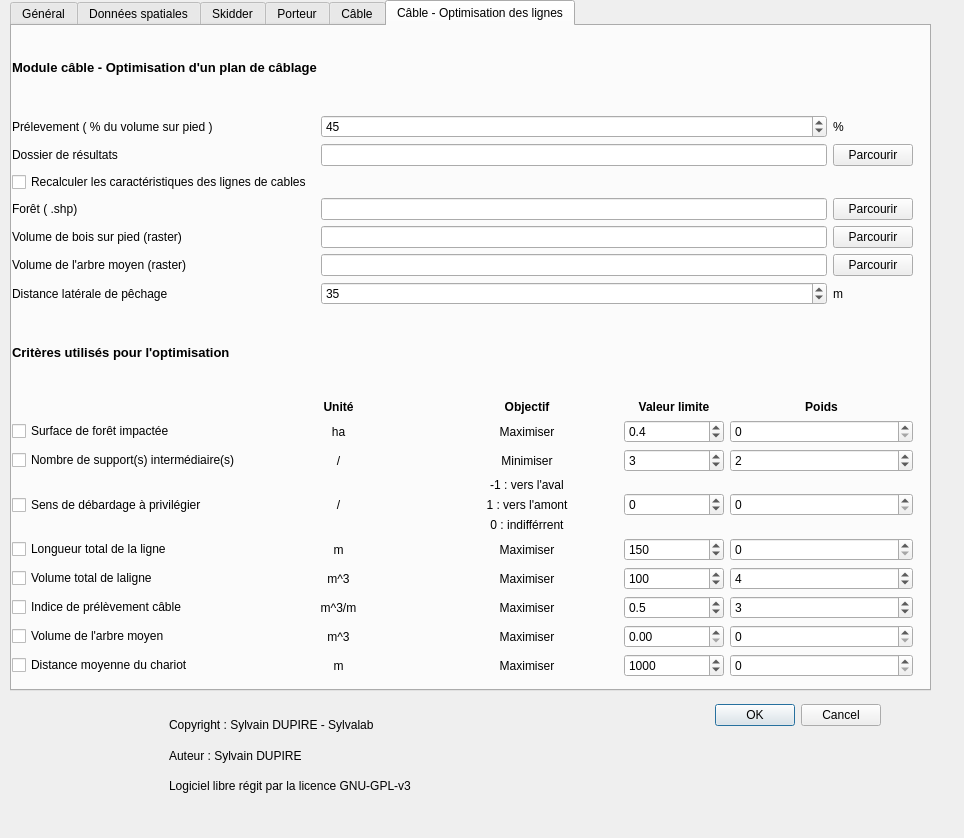
Qt form sylvaccess_plugin/sylvaccess_plugin_dialog_base.ui (Tijjat/Sylvaccess_qgis_plugin) before a commit.
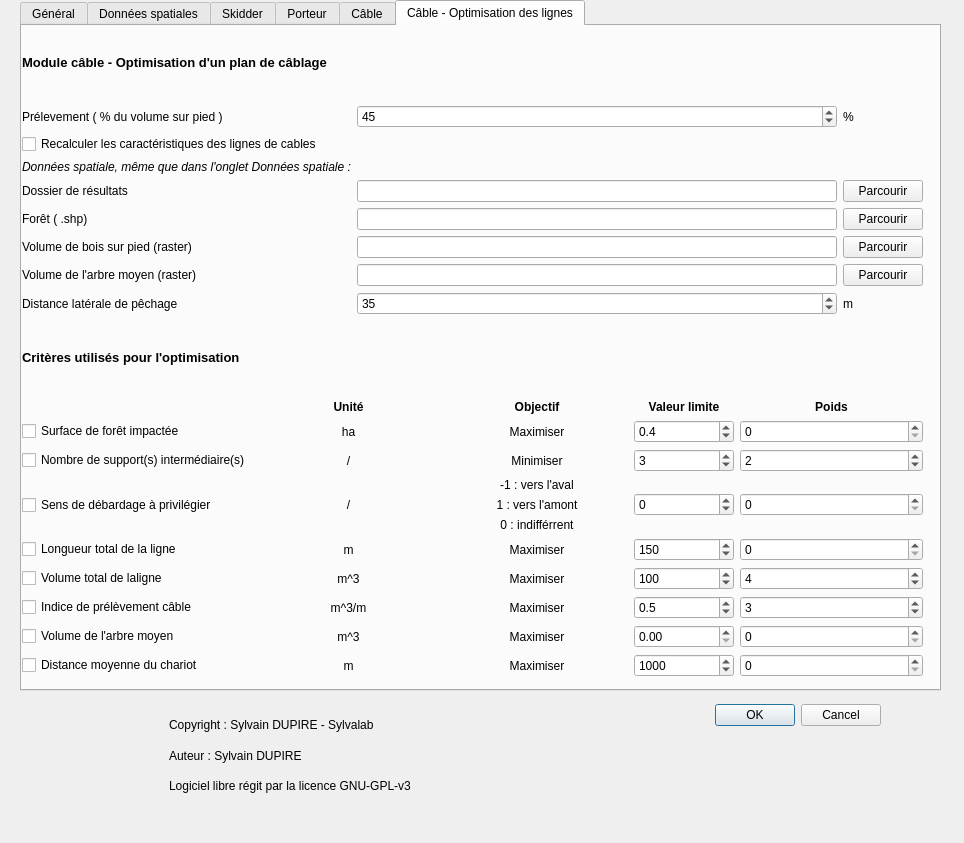
The same form after that commit. The open tabs and pages were chosen to show the change. Icons and pictures are not drawn.

Commit message:
modification de la récupération des fichiers
les fichiers de l'onglet optimisation sont les même que certain de l'onglet données spatiale, maintenant ils sont lié

The edit to the form file:
```diff
--- a/sylvaccess_plugin/sylvaccess_plugin_dialog_base.ui
+++ b/sylvaccess_plugin/sylvaccess_plugin_dialog_base.ui
@@ -7,9 +7,15 @@
     <x>0</x>
     <y>0</y>
     <width>964</width>
-    <height>838</height>
+    <height>843</height>
    </rect>
   </property>
+  <property name="minimumSize">
+   <size>
+    <width>964</width>
+    <height>843</height>
+   </size>
+  </property>
   <property name="windowTitle">
    <string>Sylvaccess plugin</string>
   </property>
@@ -35,7 +41,7 @@
    </property>
    <property name="geometry">
     <rect>
-     <x>10</x>
+     <x>20</x>
      <y>0</y>
      <width>921</width>
      <height>691</height>
@@ -3561,82 +3567,36 @@
       </item>
       <item>
        <layout class="QGridLayout" name="gridLayout_2">
-        <item row="7" column="2">
-         <widget class="QLabel" name="label_131">
+        <item row="6" column="2">
+         <widget class="QPushButton" name="pushButton_14">
+          <property name="enabled">
+           <bool>true</bool>
+          </property>
           <property name="text">
-           <string>m</string>
+           <string>Parcourir</string>
           </property>
          </widget>
         </item>
-        <item row="6" column="2">
+        <item row="8" column="1">
+         <widget class="QLineEdit" name="lineEdit_16"/>
+        </item>
+        <item row="8" column="2">
          <widget class="QPushButton" name="pushButton_16">
+          <property name="enabled">
+           <bool>true</bool>
+          </property>
           <property name="text">
            <string>Parcourir</string>
           </property>
          </widget>
         </item>
-        <item row="7" column="1">
-         <widget class="QSpinBox" name="spinBox_49">
-          <property name="font">
-           <font>
-            <pointsize>9</pointsize>
-           </font>
-          </property>
-          <property name="maximum">
-           <number>999999</number>
-          </property>
-          <property name="value">
-           <number>35</number>
-          </property>
-         </widget>
-        </item>
-        <item row="5" column="1">
-         <widget class="QLineEdit" name="lineEdit_15"/>
-        </item>
-        <item row="4" column="0">
-         <widget class="QLabel" name="label_128">
-          <property name="text">
-           <string>Forêt ( .shp)</string>
-          </property>
-         </widget>
-        </item>
-        <item row="7" column="0">
+        <item row="9" column="0">
          <widget class="QLabel" name="label_132">
           <property name="text">
            <string>Distance latérale de pêchage</string>
           </property>
          </widget>
         </item>
-        <item row="6" column="0">
-         <widget class="QLabel" name="label_130">
-          <property name="text">
-           <string>Volume de l'arbre moyen (raster)</string>
-          </property>
-         </widget>
-        </item>
-        <item row="5" column="0">
-         <widget class="QLabel" name="label_129">
-          <property name="text">
-           <string>Volume de bois sur pied (raster)</string>
-          </property>
-         </widget>
-        </item>
-        <item row="1" column="2">
-         <widget class="QPushButton" name="pushButton_17">
-          <property name="text">
-           <string>Parcourir</string>
-          </property>
-         </widget>
-        </item>
-        <item row="6" column="1">
-         <widget class="QLineEdit" name="lineEdit_16"/>
-        </item>
-        <item row="1" column="1">
-         <widget class="QLineEdit" name="lineEdit_17"/>
-        </item>
-        <item row="4" column="1">
-         <widget class="QLineEdit" name="lineEdit_14"/>
-        </item>
         <item row="0" column="1">
          <widget class="QSpinBox" name="spinBox_48">
           <property name="font">
@@ -3652,6 +3612,40 @@
           </property>
          </widget>
         </item>
+        <item row="0" column="2">
+         <widget class="QLabel" name="label_84">
+          <property name="text">
+           <string>%</string>
+          </property>
+         </widget>
+        </item>
+        <item row="7" column="1">
+         <widget class="QLineEdit" name="lineEdit_15"/>
+        </item>
+        <item row="7" column="2">
+         <widget class="QPushButton" name="pushButton_15">
+          <property name="enabled">
+           <bool>true</bool>
+          </property>
+          <property name="text">
+           <string>Parcourir</string>
+          </property>
+         </widget>
+        </item>
+        <item row="6" column="0">
+         <widget class="QLabel" name="label_128">
+          <property name="text">
+           <string>Forêt ( .shp)</string>
+          </property>
+         </widget>
+        </item>
+        <item row="8" column="0">
+         <widget class="QLabel" name="label_130">
+          <property name="text">
+           <string>Volume de l'arbre moyen (raster)</string>
+          </property>
+         </widget>
+        </item>
         <item row="0" column="0">
          <widget class="QLabel" name="label_126">
           <property name="text">
@@ -3659,41 +3653,78 @@
           </property>
          </widget>
         </item>
-        <item row="5" column="2">
-         <widget class="QPushButton" name="pushButton_15">
-          <property name="text">
-           <string>Parcourir</string>
-          </property>
-         </widget>
-        </item>
         <item row="1" column="0">
-         <widget class="QLabel" name="label_127">
-          <property name="text">
-           <string>Dossier de résultats</string>
-          </property>
-         </widget>
-        </item>
-        <item row="4" column="2">
-         <widget class="QPushButton" name="pushButton_14">
-          <property name="text">
-           <string>Parcourir</string>
-          </property>
-         </widget>
-        </item>
-        <item row="0" column="2">
-         <widget class="QLabel" name="label_84">
-          <property name="text">
-           <string>%</string>
-          </property>
-         </widget>
-        </item>
-        <item row="3" column="0">
          <widget class="QCheckBox" name="checkBox_6">
           <property name="text">
            <string>Recalculer les caractéristiques des lignes de cables </string>
           </property>
          </widget>
         </item>
+        <item row="3" column="2">
+         <widget class="QPushButton" name="pushButton_17">
+          <property name="enabled">
+           <bool>true</bool>
+          </property>
+          <property name="text">
+           <string>Parcourir</string>
+          </property>
+         </widget>
+        </item>
+        <item row="9" column="2">
+         <widget class="QLabel" name="label_131">
+          <property name="text">
+           <string>m</string>
+          </property>
+         </widget>
+        </item>
+        <item row="7" column="0">
+         <widget class="QLabel" name="label_129">
+          <property name="text">
+           <string>Volume de bois sur pied (raster)</string>
+          </property>
+         </widget>
+        </item>
+        <item row="3" column="0">
+         <widget class="QLabel" name="label_127">
+          <property name="text">
+           <string>Dossier de résultats</string>
+          </property>
+         </widget>
+        </item>
+        <item row="9" column="1">
+         <widget class="QSpinBox" name="spinBox_49">
+          <property name="font">
+           <font>
+            <pointsize>9</pointsize>
+           </font>
+          </property>
+          <property name="maximum">
+           <number>999999</number>
+          </property>
+          <property name="value">
+           <number>35</number>
+          </property>
+         </widget>
+        </item>
+        <item row="6" column="1">
+         <widget class="QLineEdit" name="lineEdit_14"/>
+        </item>
+        <item row="3" column="1">
+         <widget class="QLineEdit" name="lineEdit_17"/>
+        </item>
+        <item row="2" column="0">
+         <widget class="QLabel" name="label_54">
+          <property name="font">
+           <font>
+            <pointsize>9</pointsize>
+            <italic>true</italic>
+           </font>
+          </property>
+          <property name="text">
+           <string>Données spatiale, même que dans l'onglet Données spatiale :</string>
+          </property>
+         </widget>
+        </item>
        </layout>
       </item>
       <item>
```
Left out of the diff: 388 changed lines with no effect on the pictures. The commit also changes 1 other file.
